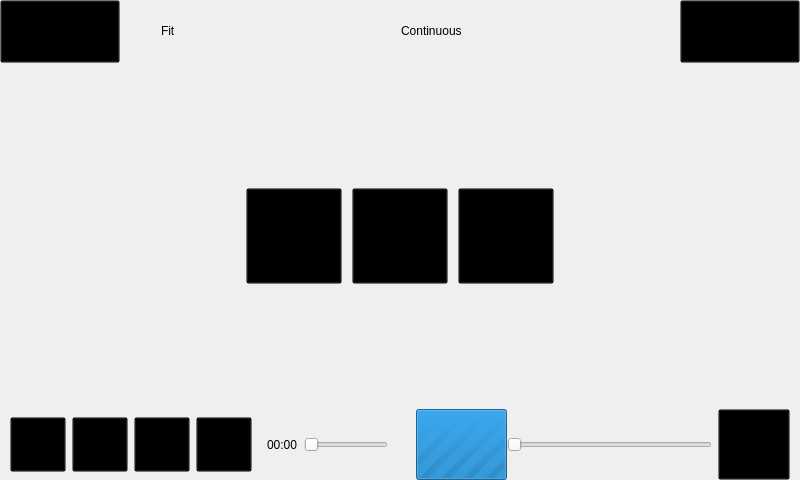
First picture: the form in player/videonowplayingwindow.ui, repository maemo-leste-extras/openmediaplayer, before the edit.
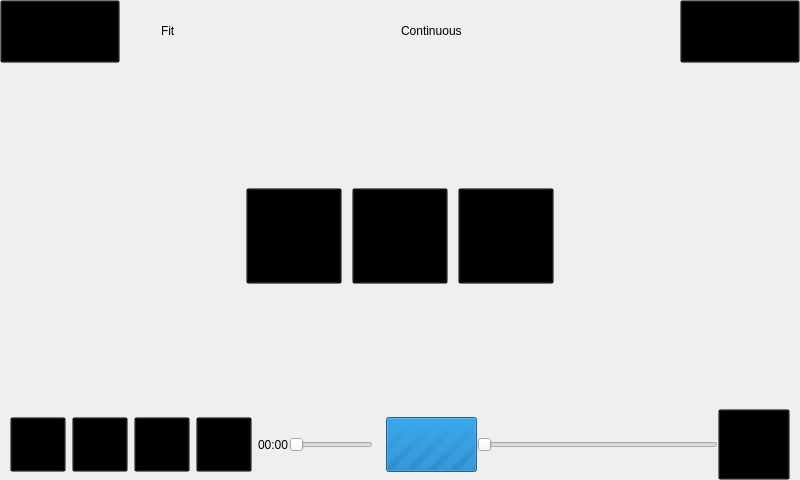
Second picture: the form after the edit.

Patch:
```diff
--- a/player/videonowplayingwindow.ui
+++ b/player/videonowplayingwindow.ui
@@ -318,7 +318,7 @@
     <item>
      <widget class="QWidget" name="toolbarOverlay" native="true">
       <property name="sizePolicy">
-       <sizepolicy hsizetype="Preferred" vsizetype="Maximum">
+       <sizepolicy hsizetype="Expanding" vsizetype="Fixed">
         <horstretch>0</horstretch>
         <verstretch>0</verstretch>
        </sizepolicy>
@@ -341,6 +341,15 @@
        </property>
        <item>
         <widget class="QWidget" name="buttonWidget" native="true">
+         <property name="sizePolicy">
+          <sizepolicy hsizetype="Preferred" vsizetype="Fixed">
+           <horstretch>0</horstretch>
+           <verstretch>0</verstretch>
+          </sizepolicy>
+         </property>
+         <property name="autoFillBackground">
+          <bool>true</bool>
+         </property>
          <layout class="QHBoxLayout" name="buttonLayout">
           <property name="margin">
            <number>0</number>
@@ -421,6 +430,15 @@
           <item>
            <widget class="QWidget" name="positionWidget" native="true">
             <layout class="QHBoxLayout" name="positionLayout">
+             <property name="spacing">
+              <number>0</number>
+             </property>
+             <property name="leftMargin">
+              <number>0</number>
+             </property>
+             <property name="rightMargin">
+              <number>0</number>
+             </property>
              <item>
               <widget class="QLabel" name="currentPositionLabel">
                <property name="sizePolicy">
@@ -493,8 +511,32 @@
        </item>
        <item>
         <widget class="QWidget" name="volumeWidget" native="true">
+         <property name="sizePolicy">
+          <sizepolicy hsizetype="Preferred" vsizetype="Fixed">
+           <horstretch>0</horstretch>
+           <verstretch>0</verstretch>
+          </sizepolicy>
+         </property>
+         <property name="autoFillBackground">
+          <bool>true</bool>
+         </property>
          <layout class="QHBoxLayout" name="volumeLayout">
+          <property name="spacing">
+           <number>0</number>
+          </property>
           <property name="margin">
+           <number>0</number>
+          </property>
+          <item>
+           <widget class="QWidget" name="sliderWidget" native="true">
+            <layout class="QHBoxLayout" name="horizontalLayout_3">
+             <property name="spacing">
+              <number>0</number>
+             </property>
+             <property name="leftMargin">
+              <number>0</number>
+             </property>
+             <property name="rightMargin">
            <number>0</number>
           </property>
           <item>
@@ -517,6 +559,9 @@
             <property name="orientation">
              <enum>Qt::Horizontal</enum>
             </property>
+              </widget>
+             </item>
+            </layout>
            </widget>
           </item>
           <item>
```
Lines whose indentation alone changed are shown as unchanged.
